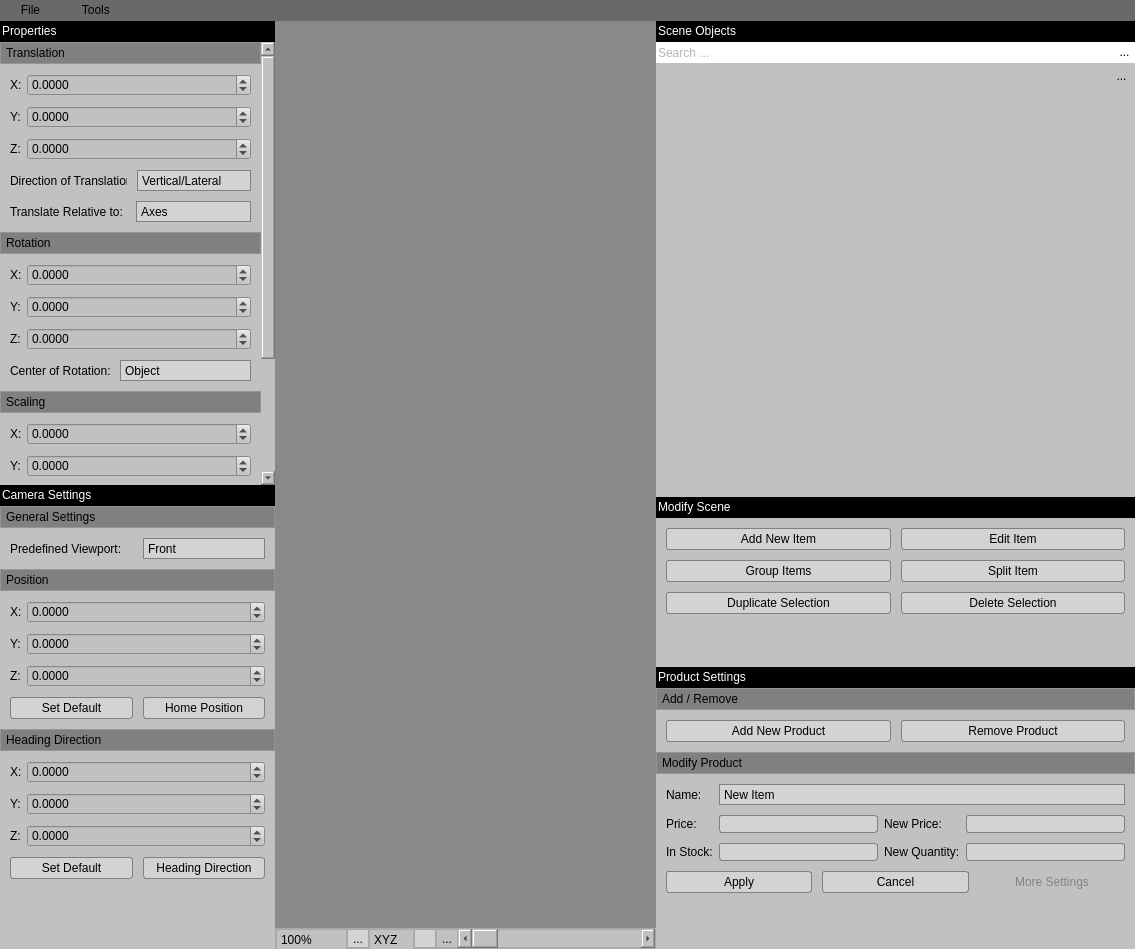
octaviansoldea/VRShop, file Dev/OSG/Src/ShopScene/libShopEditor/VRShopBuilder_GUI.ui: the form before one commit.
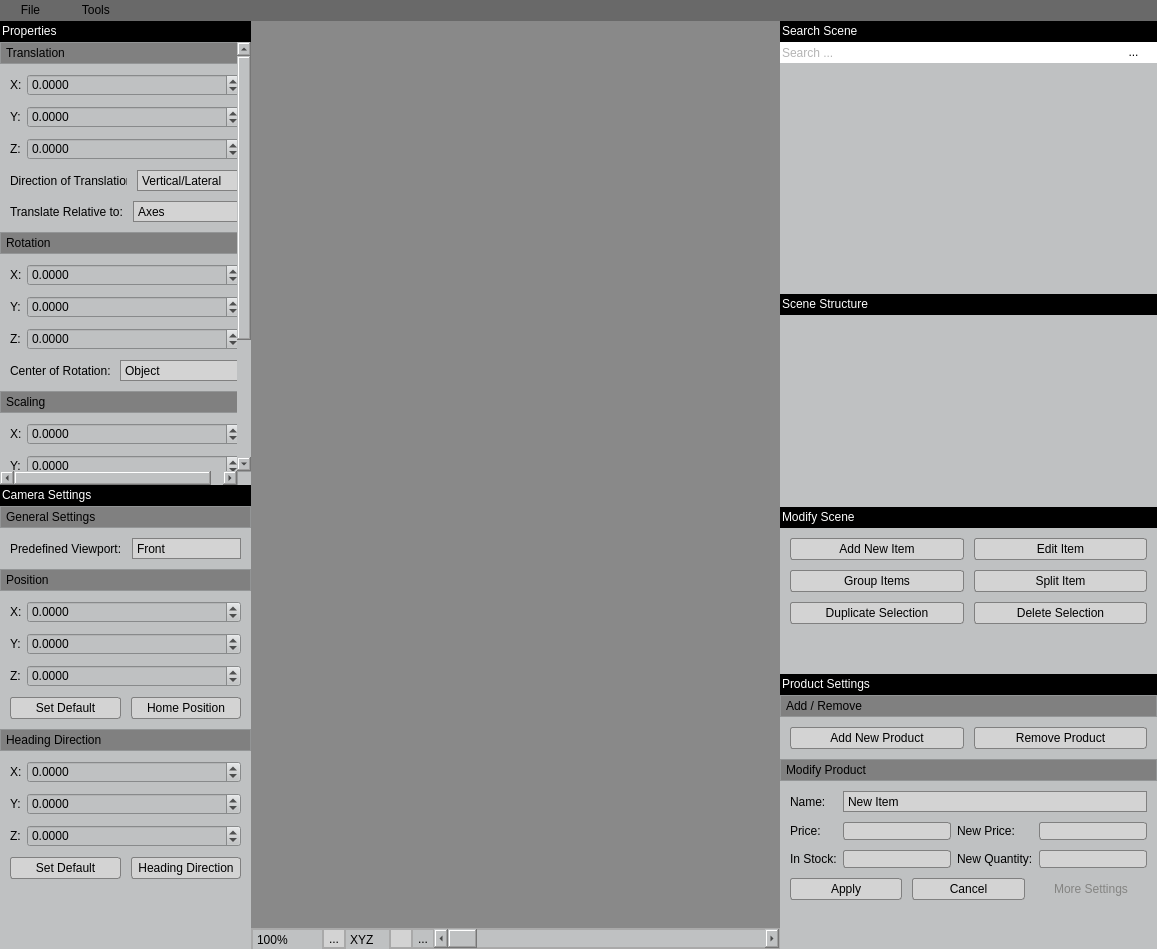
The form after the commit. Icons and pictures are not drawn. Custom widgets are drawn as their Qt base class.

Diff of the .ui file:
```diff
--- a/Dev/OSG/Src/ShopScene/libShopEditor/VRShopBuilder_GUI.ui
+++ b/Dev/OSG/Src/ShopScene/libShopEditor/VRShopBuilder_GUI.ui
@@ -9,7 +9,7 @@
    <rect>
     <x>0</x>
     <y>0</y>
-    <width>1135</width>
+    <width>1157</width>
     <height>949</height>
    </rect>
   </property>
@@ -176,7 +176,7 @@
    <property name="styleSheet">
     <string notr="true"/>
    </property>
-   <layout class="QVBoxLayout" name="verticalLayout">
+   <layout class="QHBoxLayout" name="horizontalLayout_6">
     <property name="spacing">
      <number>0</number>
     </property>
@@ -193,32 +193,16 @@
      <number>0</number>
     </property>
     <item>
-     <widget class="QSplitter" name="splitter_2">
-      <property name="sizePolicy">
-       <sizepolicy hsizetype="Expanding" vsizetype="Expanding">
-        <horstretch>0</horstretch>
-        <verstretch>0</verstretch>
-       </sizepolicy>
-      </property>
-      <property name="lineWidth">
-       <number>0</number>
-      </property>
-      <property name="midLineWidth">
-       <number>0</number>
-      </property>
-      <property name="orientation">
-       <enum>Qt::Horizontal</enum>
-      </property>
-      <property name="opaqueResize">
-       <bool>true</bool>
-      </property>
-      <property name="handleWidth">
-       <number>0</number>
-      </property>
-      <property name="childrenCollapsible">
-       <bool>true</bool>
-      </property>
       <widget class="QSplitter" name="splitter">
+      <property name="frameShape">
+       <enum>QFrame::NoFrame</enum>
+      </property>
+      <property name="lineWidth">
+       <number>0</number>
+      </property>
+      <property name="midLineWidth">
+       <number>0</number>
+      </property>
        <property name="orientation">
         <enum>Qt::Vertical</enum>
        </property>
@@ -388,7 +372,7 @@
              <rect>
               <x>0</x>
               <y>0</y>
-              <width>261</width>
+             <width>239</width>
               <height>623</height>
              </rect>
             </property>
@@ -1475,7 +1459,7 @@
              <rect>
               <x>0</x>
               <y>0</y>
-              <width>275</width>
+             <width>239</width>
               <height>443</height>
              </rect>
             </property>
@@ -1520,7 +1504,7 @@
                  <rect>
                   <x>0</x>
                   <y>0</y>
-                  <width>275</width>
+                 <width>239</width>
                   <height>443</height>
                  </rect>
                 </property>
@@ -2218,6 +2202,8 @@
         </layout>
        </widget>
       </widget>
+    </item>
+    <item>
       <widget class="QWidget" name="CentralFrame" native="true">
        <property name="sizePolicy">
         <sizepolicy hsizetype="Expanding" vsizetype="Expanding">
@@ -2614,37 +2600,24 @@
         </item>
        </layout>
       </widget>
-      <widget class="QSplitter" name="splitter_3">
+    </item>
+    <item>
+     <widget class="QSplitter" name="splitter_4">
+      <property name="orientation">
+       <enum>Qt::Vertical</enum>
+      </property>
+      <property name="handleWidth">
+       <number>0</number>
+      </property>
+      <widget class="QWidget" name="m_pWidgetSearchScene" native="true">
        <property name="sizePolicy">
         <sizepolicy hsizetype="Expanding" vsizetype="Expanding">
          <horstretch>0</horstretch>
          <verstretch>0</verstretch>
         </sizepolicy>
        </property>
-       <property name="maximumSize">
-        <size>
-         <width>16777215</width>
-         <height>16777215</height>
-        </size>
-       </property>
-       <property name="orientation">
-        <enum>Qt::Vertical</enum>
-       </property>
-       <property name="handleWidth">
-        <number>0</number>
-       </property>
-       <widget class="QWidget" name="m_pWidget2Scene" native="true">
-        <property name="minimumSize">
-         <size>
-          <width>0</width>
-          <height>9</height>
-         </size>
-        </property>
-        <property name="maximumSize">
-         <size>
-          <width>16777215</width>
-          <height>16777215</height>
-         </size>
+       <property name="styleSheet">
+        <string notr="true">background-color:rgb(191,193,194);</string>
         </property>
         <layout class="QVBoxLayout" name="verticalLayout_27">
          <property name="spacing">
@@ -2663,34 +2636,7 @@
           <number>0</number>
          </property>
          <item>
-          <widget class="QWidget" name="m_pWidgetSceneObjects" native="true">
-           <property name="sizePolicy">
-            <sizepolicy hsizetype="Expanding" vsizetype="Expanding">
-             <horstretch>0</horstretch>
-             <verstretch>0</verstretch>
-            </sizepolicy>
-           </property>
-           <property name="styleSheet">
-            <string notr="true">background-color:rgb(191,193,194);</string>
-           </property>
-           <layout class="QVBoxLayout" name="verticalLayout_7">
-            <property name="spacing">
-             <number>0</number>
-            </property>
-            <property name="leftMargin">
-             <number>0</number>
-            </property>
-            <property name="topMargin">
-             <number>0</number>
-            </property>
-            <property name="rightMargin">
-             <number>0</number>
-            </property>
-            <property name="bottomMargin">
-             <number>0</number>
-            </property>
-            <item>
-             <widget class="QWidget" name="widget_14" native="true">
+         <widget class="QWidget" name="widget_18" native="true">
               <property name="sizePolicy">
                <sizepolicy hsizetype="Expanding" vsizetype="Fixed">
                 <horstretch>0</horstretch>
@@ -2712,7 +2658,7 @@
               <property name="styleSheet">
                <string notr="true">background-color:rgb(0, 0, 0)</string>
               </property>
-              <layout class="QHBoxLayout" name="horizontalLayout_17">
+          <layout class="QHBoxLayout" name="horizontalLayout_22">
                <property name="spacing">
                 <number>0</number>
                </property>
@@ -2729,7 +2675,7 @@
                 <number>0</number>
                </property>
                <item>
-                <widget class="QLabel" name="label_45">
+            <widget class="QLabel" name="label_59">
                  <property name="sizePolicy">
                   <sizepolicy hsizetype="Fixed" vsizetype="Fixed">
                    <horstretch>0</horstretch>
@@ -2740,7 +2686,7 @@
                   <string notr="true">color:rgb(255, 255, 255)</string>
                  </property>
                  <property name="text">
-                  <string>Scene Objects</string>
+              <string>Search Scene</string>
                  </property>
                  <property name="indent">
                   <number>2</number>
@@ -2748,7 +2694,7 @@
                 </widget>
                </item>
                <item>
-                <spacer name="horizontalSpacer_7">
+            <spacer name="horizontalSpacer_11">
                  <property name="orientation">
                   <enum>Qt::Horizontal</enum>
                  </property>
@@ -2761,7 +2707,7 @@
                 </spacer>
                </item>
                <item>
-                <widget class="QToolButton" name="m_pToolButtonSceneObject">
+            <widget class="QToolButton" name="m_pToolButtonSearchScene">
                  <property name="sizePolicy">
                   <sizepolicy hsizetype="Fixed" vsizetype="Fixed">
                    <horstretch>0</horstretch>
@@ -2907,6 +2853,23 @@
                  </property>
                 </widget>
                </item>
+           <item>
+            <widget class="QToolButton" name="m_p_ToolButton_SearchClose">
+             <property name="text">
+              <string/>
+             </property>
+             <property name="icon">
+              <iconset>
+               <normaloff>../../../Resources/Icons/close-icon.png</normaloff>../../../Resources/Icons/close-icon.png</iconset>
+             </property>
+             <property name="iconSize">
+              <size>
+               <width>10</width>
+               <height>10</height>
+              </size>
+             </property>
+            </widget>
+           </item>
               </layout>
              </widget>
             </item>
@@ -2919,6 +2882,9 @@
                <string notr="true">background-color:rgb(191,193,194);</string>
               </property>
               <layout class="QHBoxLayout" name="horizontalLayout_4">
+           <property name="spacing">
+            <number>0</number>
+           </property>
                <property name="leftMargin">
                 <number>0</number>
                </property>
@@ -2995,57 +2961,7 @@
                  </property>
                 </widget>
                </item>
-               <item>
-                <widget class="QFrame" name="verticalFrameSearch">
-                 <property name="layoutDirection">
-                  <enum>Qt::LeftToRight</enum>
-                 </property>
-                 <property name="styleSheet">
-                  <string notr="true">alignment: center;</string>
-                 </property>
-                 <layout class="QVBoxLayout" name="verticalLayout_11">
-                  <property name="leftMargin">
-                   <number>0</number>
-                  </property>
-                  <property name="topMargin">
-                   <number>2</number>
-                  </property>
-                  <property name="rightMargin">
-                   <number>2</number>
-                  </property>
-                  <property name="bottomMargin">
-                   <number>0</number>
-                  </property>
-                  <item>
-                   <widget class="QToolButton" name="m_pSearchListWidgetButton">
-                    <property name="maximumSize">
-                     <size>
-                      <width>24</width>
-                      <height>24</height>
-                     </size>
-                    </property>
-                    <property name="styleSheet">
-                     <string notr="true">background-color:transparent;
-alignment: center top;
-margin: 2px;
-background-color-pressed:darkgray;</string>
-                    </property>
-                    <property name="text">
-                     <string>...</string>
-                    </property>
-                    <property name="icon">
-                     <iconset>
-                      <normaloff>../../../Resources/Icons/close-icon.png</normaloff>../../../Resources/Icons/close-icon.png</iconset>
-                    </property>
-                    <property name="iconSize">
-                     <size>
-                      <width>10</width>
-                      <height>10</height>
-                     </size>
-                    </property>
-                    <property name="autoRaise">
-                     <bool>true</bool>
-                    </property>
+          </layout>
                    </widget>
                   </item>
                   <item>
@@ -3055,13 +2971,141 @@
                     </property>
                     <property name="sizeHint" stdset="0">
                      <size>
-                      <width>10</width>
+            <width>20</width>
                       <height>40</height>
                      </size>
                     </property>
                    </spacer>
                   </item>
                  </layout>
+      </widget>
+      <widget class="QWidget" name="m_pWidgetSceneHierarchy" native="true">
+       <property name="sizePolicy">
+        <sizepolicy hsizetype="Expanding" vsizetype="Expanding">
+         <horstretch>0</horstretch>
+         <verstretch>0</verstretch>
+        </sizepolicy>
+       </property>
+       <property name="styleSheet">
+        <string notr="true">background-color:rgb(191,193,194);</string>
+       </property>
+       <layout class="QVBoxLayout" name="verticalLayout_26">
+        <property name="spacing">
+         <number>0</number>
+        </property>
+        <property name="leftMargin">
+         <number>0</number>
+        </property>
+        <property name="topMargin">
+         <number>0</number>
+        </property>
+        <property name="rightMargin">
+         <number>0</number>
+        </property>
+        <property name="bottomMargin">
+         <number>0</number>
+        </property>
+        <item>
+         <widget class="QWidget" name="widget_17" native="true">
+          <property name="sizePolicy">
+           <sizepolicy hsizetype="Expanding" vsizetype="Fixed">
+            <horstretch>0</horstretch>
+            <verstretch>0</verstretch>
+           </sizepolicy>
+          </property>
+          <property name="minimumSize">
+           <size>
+            <width>0</width>
+            <height>21</height>
+           </size>
+          </property>
+          <property name="maximumSize">
+           <size>
+            <width>2500</width>
+            <height>21</height>
+           </size>
+          </property>
+          <property name="styleSheet">
+           <string notr="true">background-color:rgb(0, 0, 0)</string>
+          </property>
+          <layout class="QHBoxLayout" name="horizontalLayout_20">
+           <property name="spacing">
+            <number>0</number>
+           </property>
+           <property name="leftMargin">
+            <number>0</number>
+           </property>
+           <property name="topMargin">
+            <number>0</number>
+           </property>
+           <property name="rightMargin">
+            <number>0</number>
+           </property>
+           <property name="bottomMargin">
+            <number>0</number>
+           </property>
+           <item>
+            <widget class="QLabel" name="label_58">
+             <property name="sizePolicy">
+              <sizepolicy hsizetype="Fixed" vsizetype="Fixed">
+               <horstretch>0</horstretch>
+               <verstretch>0</verstretch>
+              </sizepolicy>
+             </property>
+             <property name="styleSheet">
+              <string notr="true">color:rgb(255, 255, 255)</string>
+             </property>
+             <property name="text">
+              <string>Scene Structure</string>
+             </property>
+             <property name="indent">
+              <number>2</number>
+             </property>
+            </widget>
+           </item>
+           <item>
+            <spacer name="horizontalSpacer_10">
+             <property name="orientation">
+              <enum>Qt::Horizontal</enum>
+             </property>
+             <property name="sizeHint" stdset="0">
+              <size>
+               <width>2</width>
+               <height>20</height>
+              </size>
+             </property>
+            </spacer>
+           </item>
+           <item>
+            <widget class="QToolButton" name="m_p_ToolButtonSceneHierarchy">
+             <property name="sizePolicy">
+              <sizepolicy hsizetype="Fixed" vsizetype="Fixed">
+               <horstretch>0</horstretch>
+               <verstretch>0</verstretch>
+              </sizepolicy>
+             </property>
+             <property name="maximumSize">
+              <size>
+               <width>20</width>
+               <height>20</height>
+              </size>
+             </property>
+             <property name="layoutDirection">
+              <enum>Qt::RightToLeft</enum>
+             </property>
+             <property name="text">
+              <string>...</string>
+             </property>
+             <property name="icon">
+              <iconset>
+               <normaloff>../../../Resources/Icons/close-icon.png</normaloff>../../../Resources/Icons/close-icon.png</iconset>
+             </property>
+             <property name="iconSize">
+              <size>
+               <width>10</width>
+               <height>10</height>
+              </size>
+             </property>
                 </widget>
                </item>
               </layout>
@@ -3134,8 +3178,11 @@
                <bool>false</bool>
               </property>
               <property name="headerHidden">
-               <bool>false</bool>
-              </property>
+           <bool>true</bool>
+          </property>
+          <attribute name="headerVisible">
+           <bool>false</bool>
+          </attribute>
               <attribute name="headerDefaultSectionSize">
                <number>1</number>
               </attribute>
@@ -3147,22 +3194,6 @@
               </attribute>
              </widget>
             </item>
-            <item>
-             <spacer name="verticalSpacer_2">
-              <property name="orientation">
-               <enum>Qt::Vertical</enum>
-              </property>
-              <property name="sizeHint" stdset="0">
-               <size>
-                <width>20</width>
-                <height>40</height>
-               </size>
-              </property>
-             </spacer>
-            </item>
-           </layout>
-          </widget>
-         </item>
         </layout>
        </widget>
        <widget class="QWidget" name="m_pWidgetModifyScene" native="true">
@@ -3178,7 +3209,7 @@
           <height>16777215</height>
          </size>
         </property>
-        <layout class="QVBoxLayout" name="verticalLayout_6">
+       <layout class="QVBoxLayout" name="verticalLayout_7">
          <property name="spacing">
           <number>0</number>
          </property>
@@ -3195,7 +3226,7 @@
           <number>0</number>
          </property>
          <item>
-          <widget class="QWidget" name="widget_13" native="true">
+         <widget class="QWidget" name="widget_14" native="true">
            <property name="sizePolicy">
             <sizepolicy hsizetype="Expanding" vsizetype="Fixed">
              <horstretch>0</horstretch>
@@ -3217,7 +3248,7 @@
            <property name="styleSheet">
             <string notr="true">background-color:rgb(0, 0, 0)</string>
            </property>
-           <layout class="QHBoxLayout" name="horizontalLayout_10">
+          <layout class="QHBoxLayout" name="horizontalLayout_21">
             <property name="spacing">
              <number>0</number>
             </property>
@@ -3234,7 +3265,7 @@
              <number>0</number>
             </property>
             <item>
-             <widget class="QLabel" name="label_44">
+            <widget class="QLabel" name="label_45">
               <property name="sizePolicy">
                <sizepolicy hsizetype="Fixed" vsizetype="Fixed">
                 <horstretch>0</horstretch>
@@ -3253,7 +3284,7 @@
              </widget>
             </item>
             <item>
-             <spacer name="horizontalSpacer_6">
+            <spacer name="horizontalSpacer_7">
               <property name="orientation">
                <enum>Qt::Horizontal</enum>
               </property>
@@ -3301,7 +3332,7 @@
           </widget>
          </item>
          <item>
-          <widget class="QWidget" name="widget_6" native="true">
+         <widget class="QWidget" name="widget_7" native="true">
            <property name="styleSheet">
             <string notr="true"/>
            </property>
@@ -3451,7 +3482,7 @@
           </widget>
          </item>
          <item>
-          <spacer name="verticalSpacer_5">
+         <spacer name="verticalSpacer_8">
            <property name="orientation">
             <enum>Qt::Vertical</enum>
            </property>
@@ -3478,7 +3509,7 @@
           <height>16777215</height>
          </size>
         </property>
-        <layout class="QVBoxLayout" name="verticalLayout_9">
+       <layout class="QVBoxLayout" name="verticalLayout_11">
          <property name="spacing">
           <number>0</number>
          </property>
@@ -3495,7 +3526,7 @@
           <number>0</number>
          </property>
          <item>
-          <widget class="QWidget" name="widget_15" native="true">
+         <widget class="QWidget" name="widget_16" native="true">
            <property name="sizePolicy">
             <sizepolicy hsizetype="Expanding" vsizetype="Fixed">
              <horstretch>0</horstretch>
@@ -3601,7 +3632,7 @@
           </widget>
          </item>
          <item>
-          <widget class="QScrollArea" name="scrollArea_8">
+         <widget class="QScrollArea" name="scrollArea_9">
            <property name="maximumSize">
             <size>
              <width>16777215</width>
@@ -3625,11 +3656,11 @@
              <rect>
               <x>0</x>
               <y>0</y>
-              <width>473</width>
-              <height>264</height>
-             </rect>
-            </property>
-            <layout class="QVBoxLayout" name="verticalLayout_14">
+             <width>367</width>
+             <height>270</height>
+            </rect>
+           </property>
+           <layout class="QVBoxLayout" name="verticalLayout_16">
              <property name="spacing">
               <number>0</number>
              </property>
@@ -4009,7 +4040,7 @@
                  </widget>
                 </item>
                 <item row="3" column="0" colspan="4">
-                 <layout class="QHBoxLayout" name="horizontalLayout_9">
+                <layout class="QHBoxLayout" name="horizontalLayout_17">
                   <property name="spacing">
                    <number>10</number>
                   </property>
@@ -4118,7 +4149,6 @@
         </layout>
        </widget>
       </widget>
-     </widget>
     </item>
    </layout>
   </widget>
@@ -4127,7 +4157,7 @@
     <rect>
      <x>0</x>
      <y>0</y>
-     <width>1135</width>
+     <width>1157</width>
      <height>21</height>
     </rect>
    </property>
```
Left out of the diff: 665 changed lines with no effect on the pictures. Lines whose indentation alone changed are shown as unchanged.
